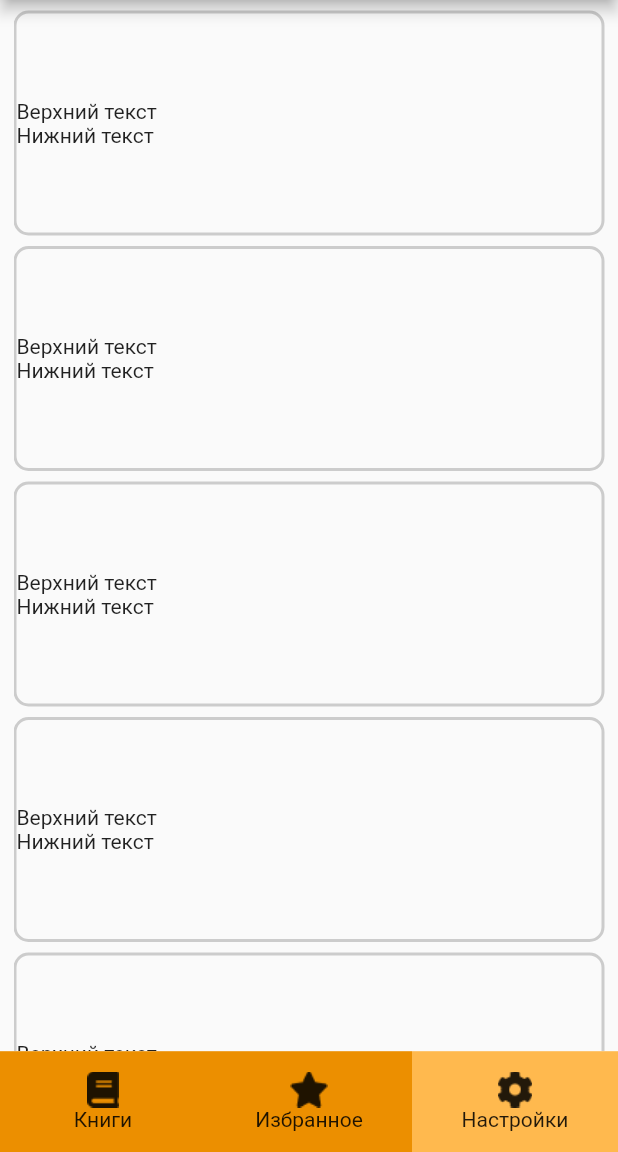
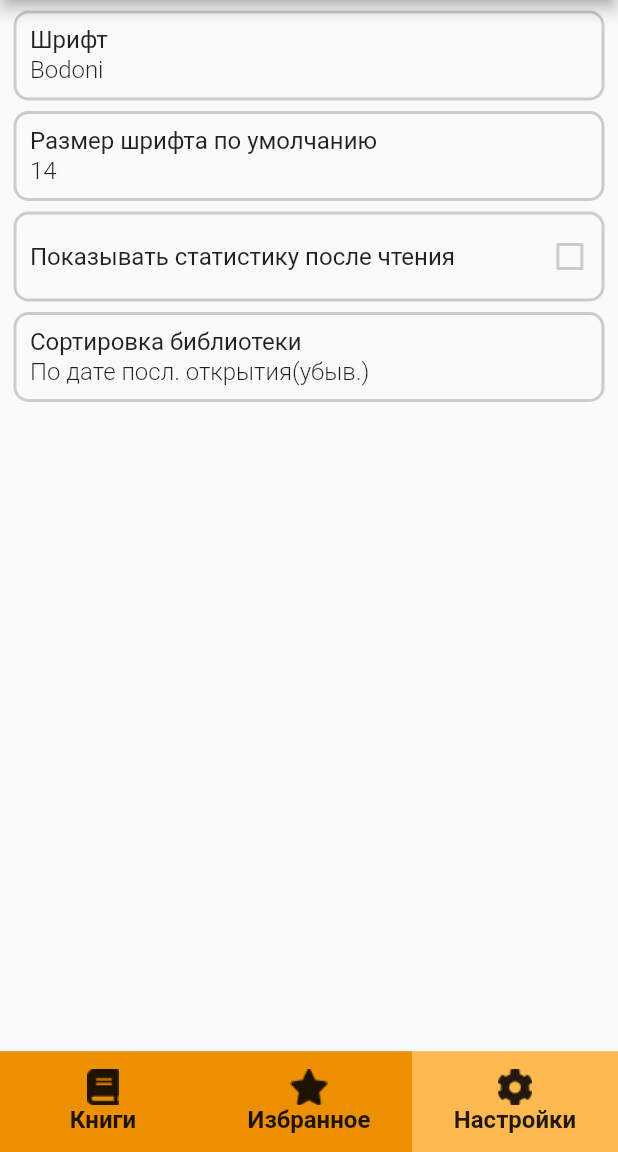
Before and after one commit to Mixalpal/Reader, a Flutter app: the screen it shows after launch, after a tap on "Настройки", on a phone screen of 412 x 824 dp, the part 84-1236 px from its top. Run offline on Flutter 3.47's test engine with Material 2 defaults, Android fonts, the phone set to English and light mode, and no system bars; Roboto replaces fonts that are missing (OpenSans).

Commit message:
feat: сохранение и чтение настроек из файла, диалоговые окна в настройках

```diff
--- a/analysis_options.yaml
+++ b/analysis_options.yaml
@@ -22,6 +22,9 @@ linter:
   # `// ignore_for_file: name_of_lint` syntax on the line or in the file
   # producing the lint.
   rules:
+   prefer_const_constructors : false
+   prefer_const_literals_to_create_immutables : false
+   sort_child_properties_last : false
     # avoid_print: false  # Uncomment to disable the `avoid_print` rule
     # prefer_single_quotes: true  # Uncomment to enable the `prefer_single_quotes` rule
 
--- /dev/null
+++ b/assets/settings.json
@@ -0,0 +1,6 @@
+{
+    "font" : "Bodoni",
+    "fontSize" : 14,
+    "sortingPrinciple" : "По дате посл. открытия(убыв.)",
+    "isChecked" : false
+}
--- a/lib/bookList.dart
+++ b/lib/bookList.dart
@@ -3,6 +3,8 @@ import 'bookWidget.dart';
 
 class BookList extends StatefulWidget {
   const BookList({super.key});
+
+  final String _bookPath = "";
 
   @override
   State<BookList> createState() => _BookList();
--- a/lib/bookWidget.dart
+++ b/lib/bookWidget.dart
@@ -8,33 +8,87 @@ class BookWidget extends StatefulWidget {
 }
 
 class _BookWidget extends State<BookWidget> {
+  void onStarPressed() {}
+
+  final TextStyle mainTextStyle = TextStyle(
+    fontFamily: 'OpenSans',
+    fontSize: 20,
+    fontWeight: FontWeight.w700,
+  );
+  final TextStyle secondaryTextStyle = TextStyle(
+    fontFamily: 'OpenSans',
+    fontSize: 12,
+    fontWeight: FontWeight.w400,
+  );
+
   @override
   Widget build(BuildContext context) {
     return Container(
         height: 150,
-        margin: EdgeInsets.fromLTRB(0, 7, 0, 0),
+        margin: const EdgeInsets.fromLTRB(0, 7, 0, 0),
         decoration: BoxDecoration(
           border: Border.all(
             width: 2,
             color: Color.fromRGBO(204, 204, 204, 1),
           ),
           borderRadius: BorderRadius.circular(10),
-          //color: Color.fromRGBO(204, 204, 204, 1),
         ),
-        child: Column(
+        child: Stack(children: [
+          Row(
             mainAxisSize: MainAxisSize.max,
             mainAxisAlignment: MainAxisAlignment.center,
             crossAxisAlignment: CrossAxisAlignment.stretch,
             children: <Widget>[
-            Row(
-              children: <Widget>[Text("Верхний текст")],
+              Expanded(
+                flex: 115,
+                child: Container(
+                  alignment: Alignment.center,
+                  margin: EdgeInsets.all(5),
+                  decoration: BoxDecoration(
+                    borderRadius: BorderRadius.circular(3),
+                    color: Color.fromRGBO(50, 50, 50, 1),
                   ),
-            Row(
+                ), //Обложка
+              ),
+              Expanded(
+                flex: 227,
+                child: Column(
                   children: <Widget>[
-                Text("Нижний текст"),
+                    Expanded(
+                        flex: 10,
+                        child: Align(
+                          alignment: Alignment.topLeft,
+                          child: Text(
+                            "Название",
+                            textAlign: TextAlign.left,
+                            style: mainTextStyle,
+                          ),
+                        )),
+                    Expanded(
+                        flex: 40,
+                        child: Align(
+                          alignment: Alignment.topLeft,
+                          child: Text(
+                            "Автор",
+                            textAlign: TextAlign.left,
+                            style: secondaryTextStyle,
+                          ),
+                        )),
+                    Expanded(
+                      flex: 10,
+                      child: Text("ProgressBarздесьбудет"),
+                    ),
                   ],
                 ),
+              ),
             ],
-        ));
+          ),
+          Align(
+              alignment: Alignment.topRight,
+              child: IconButton(
+                onPressed: onStarPressed,
+                icon: Icon(Icons.star),
+              ))
+        ]));
   }
 }
--- a/lib/main.dart
+++ b/lib/main.dart
@@ -15,8 +15,9 @@ class MyApp extends StatelessWidget {
     return MaterialApp(
       title: 'Flutter Demo',
       theme: ThemeData(
-          //primaryColor: const Color.fromRGBO(255, 185, 78, 1),
-          ),
+        primaryColor: const Color.fromRGBO(255, 185, 78, 1),
+        unselectedWidgetColor: Color.fromRGBO(204, 204, 204, 1),
+      ),
       home: const NavBar(),
     );
   }
--- a/lib/navBar.dart
+++ b/lib/navBar.dart
@@ -1,6 +1,13 @@
 import 'package:flutter/material.dart';
+import 'package:flutter/services.dart';
 import 'package:flutter_application_1/bookList.dart';
-import 'bookWidget.dart';
+import 'package:flutter_application_1/settings/settings.dart';
+import 'package:flutter_application_1/settings/settingsJson.dart';
+import 'package:json_annotation/json_annotation.dart';
+import 'dart:io';
+import 'dart:convert';
+import 'dart:async';
+import 'package:path_provider/path_provider.dart';
 
 class NavBar extends StatefulWidget {
   const NavBar({super.key});
@@ -11,27 +18,31 @@ class NavBar extends StatefulWidget {
 
 class _NavBar extends State<NavBar> {
   int _selectedIndex = 0;
-  static const TextStyle optionStyle =
-      TextStyle(fontSize: 30, fontWeight: FontWeight.bold);
-  static const List<Widget> _widgetOptions = <Widget>[
-    Text(
-      'Здесь будут книги',
-      style: optionStyle,
-    ),
-    Text(
-      'Здесь будет избранное',
-      style: optionStyle,
-    ),
-    Text(
-      'Здесь будут настройки',
-      style: optionStyle,
-    ),
-  ];
+  String _sortingPrinciple = '';
+
+  static const TextStyle optionStyle = TextStyle(
+    fontFamily: 'OpenSans',
+    fontSize: 16,
+    fontWeight: FontWeight.w700,
+  );
 
   void _onItemTapped(int index) {
     setState(() {
       _selectedIndex = index;
     });
+  }
+
+  Widget getBody() {
+    switch (_selectedIndex) {
+      case 0:
+        return BookList();
+      case 1:
+        return BookList();
+      case 2:
+        return Settings();
+      default:
+        return Text("Что-то пошло не так");
+    }
   }
 
   @override
@@ -49,14 +60,11 @@ class _NavBar extends State<NavBar> {
             Expanded(
               flex: 9125,
               child: Row(
-                //mainAxisAlignment: MainAxisAlignment.center,
-                //mainAxisSize: MainAxisSize.max,
                 children: <Widget>[
                   Container(
-                    //height: ,
                     padding: const EdgeInsets.fromLTRB(9, 0, 9, 0),
                     width: MediaQuery.of(context).size.width,
-                    child: BookList(),
+                    child: getBody(),
                   ),
                 ],
               ),
@@ -68,7 +76,6 @@ class _NavBar extends State<NavBar> {
                 mainAxisSize: MainAxisSize.max,
                 children: <Widget>[
                   Container(
-                    //width: MediaQuery.of(context).size.width / 3,
                     color: (_selectedIndex == 0)
                         ? const Color.fromRGBO(255, 185, 78, 1)
                         : const Color.fromRGBO(236, 143, 0, 1),
@@ -85,6 +92,7 @@ class _NavBar extends State<NavBar> {
                             Text(
                               "Книги",
                               textAlign: TextAlign.center,
+                              style: optionStyle,
                             ),
                           ],
                         ),
@@ -106,6 +114,7 @@ class _NavBar extends State<NavBar> {
                             Text(
                               "Избранное",
                               textAlign: TextAlign.center,
+                              style: optionStyle,
                             ),
                           ],
                           mainAxisSize: MainAxisSize.max,
@@ -131,6 +140,7 @@ class _NavBar extends State<NavBar> {
                             Text(
                               "Настройки",
                               textAlign: TextAlign.center,
+                              style: optionStyle,
                             ),
                           ],
                           mainAxisSize: MainAxisSize.max,
--- /dev/null
+++ b/lib/settings/fontDialog.dart
@@ -0,0 +1,15 @@
+import 'package:flutter/material.dart';
+
+class FontDialog extends StatefulWidget {
+  const FontDialog({super.key});
+
+  @override
+  State<FontDialog> createState() => _FontDialog();
+}
+
+class _FontDialog extends State<FontDialog> {
+  @override
+  Widget build(BuildContext context) {
+    return Text("CHTO ");
+  }
+}
--- /dev/null
+++ b/lib/settings/settings.dart
@@ -0,0 +1,352 @@
+import 'package:flutter/material.dart';
+import 'package:flutter_application_1/settings/fontDialog.dart';
+import 'dart:convert';
+import 'dart:io';
+import 'package:flutter/services.dart';
+import 'package:flutter_application_1/settings/settingsJson.dart';
+import 'package:path_provider/path_provider.dart';
+
+class Settings extends StatefulWidget {
+  const Settings({super.key});
+
+  @override
+  State<Settings> createState() => _Settings();
+}
+
+class _Settings extends State<Settings> {
+  SettingsJson _settingsJson =
+      SettingsJson("Загружаем данные", 65535, "Загружаем данные", false);
+
+  final TextStyle mainTextStyle = TextStyle(
+    fontFamily: 'OpenSans',
+    fontSize: 16,
+    fontWeight: FontWeight.w400,
+  );
+  final TextStyle secondaryTextStyle = TextStyle(
+    fontFamily: 'OpenSans',
+    fontSize: 16,
+    fontWeight: FontWeight.w300,
+  );
+
+  Future<void> readAssetJson() async {
+    final String response = await rootBundle.loadString('assets/settings.json');
+    final data = await json.decode(response);
+    setState(() {
+      _settingsJson.isChecked = data["isChecked"];
+      _settingsJson.font = data["font"];
+      _settingsJson.fontSize = data["fontSize"];
+      _settingsJson.sortingPrinciple = data["sortingPrinciple"];
+    });
+    _settingsJson.writeJson();
+  }
+
+  Future<void> readFileSystemJson() async {
+    final directory = await getApplicationDocumentsDirectory();
+    final path = directory.path;
+    final file = File('$path/settings.json');
+    if (await file.exists()) {
+      final content = await file.readAsString();
+      setState(() {
+        _settingsJson = SettingsJson.fromJson(jsonDecode(content));
+      });
+      return;
+    }
+    readAssetJson();
+    return;
+  }
+
+  @override
+  void initState() {
+    Future.delayed(Duration.zero, () async {
+      readFileSystemJson();
+    });
+    super.initState();
+  }
+
+  void _showSimpleDialog(int type) {
+    showDialog(
+        context: context,
+        builder: (context) {
+          switch (type) {
+            case 0:
+              return SimpleDialog(
+                title: Text('Выберите шрифт'),
+                children: <Widget>[
+                  SimpleDialogOption(
+                    onPressed: () {
+                      setState(() {
+                        _settingsJson.font = 'Bodoni';
+                        _settingsJson.writeJson();
+                      });
+                      Navigator.pop(context);
+                    },
+                    child: const Text('Bodoni'),
+                  ),
+                  SimpleDialogOption(
+                    onPressed: () {
+                      setState(() {
+                        _settingsJson.font = 'PT Sans';
+                        _settingsJson.writeJson();
+                      });
+                      Navigator.pop(context);
+                    },
+                    child: const Text('PT Sans'),
+                  ),
+                  SimpleDialogOption(
+                    onPressed: () {
+                      setState(() {
+                        _settingsJson.font = 'Tahoma';
+                        _settingsJson.writeJson();
+                      });
+                      Navigator.pop(context);
+                    },
+                    child: const Text('Tahoma'),
+                  ),
+                  SimpleDialogOption(
+                    onPressed: () {
+                      setState(() {
+                        _settingsJson.font = 'PT Serif';
+                        _settingsJson.writeJson();
+                      });
+                      Navigator.pop(context);
+                    },
+                    child: const Text('PT Serif'),
+                  ),
+                  SimpleDialogOption(
+                    onPressed: () {
+                      setState(() {
+                        _settingsJson.font = 'Arial Rounded MT Bold';
+                        _settingsJson.writeJson();
+                      });
+                      Navigator.pop(context);
+                    },
+                    child: const Text('Arial Rounded MT Bold'),
+                  ),
+                ],
+              );
+            case 1:
+              return SimpleDialog(
+                title: Text('Выберите способ сортировки библиотеки'),
+                children: <Widget>[
+                  SimpleDialogOption(
+                    onPressed: () {
+                      setState(() {
+                        _settingsJson.sortingPrinciple =
+                            'По дате посл. открытия (убыв.)';
+                        _settingsJson.writeJson();
+                      });
+                      Navigator.pop(context);
+                    },
+                    child: const Text('По дате посл. открытия (убыв.)'),
+                  ),
+                  SimpleDialogOption(
+                    onPressed: () {
+                      setState(() {
+                        _settingsJson.sortingPrinciple =
+                            'По дате посл. открытия (возр.)';
+                        _settingsJson.writeJson();
+                      });
+                      Navigator.pop(context);
+                    },
+                    child: const Text('По дате посл. открытия (возр.)'),
+                  ),
+                  SimpleDialogOption(
+                    onPressed: () {
+                      setState(() {
+                        _settingsJson.sortingPrinciple = 'По названию';
+                        _settingsJson.writeJson();
+                      });
+                      Navigator.pop(context);
+                    },
+                    child: const Text('По названию'),
+                  ),
+                  SimpleDialogOption(
+                    onPressed: () {
+                      setState(() {
+                        _settingsJson.sortingPrinciple = 'По автору';
+                        _settingsJson.writeJson();
+                      });
+                      Navigator.pop(context);
+                    },
+                    child: const Text('По автору'),
+                  ),
+                ],
+              );
+            default:
+              return Text("Произошла ошибка. Перезапустите приложение");
+          }
+        });
+  }
+
+  @override
+  Widget build(BuildContext context) {
+    return ListView(scrollDirection: Axis.vertical, children: <Widget>[
+      GestureDetector(
+        onTap: () => {_showSimpleDialog(0)},
+        child: Container(
+          height: 60,
+          margin: const EdgeInsets.fromLTRB(0, 7, 0, 0),
+          decoration: BoxDecoration(
+            border: Border.all(
+              width: 2,
+              color: Color.fromRGBO(204, 204, 204, 1),
+            ),
+            borderRadius: BorderRadius.circular(10),
+          ),
+          child: Column(
+            children: [
+              Expanded(
+                  flex: 1,
+                  child: Align(
+                    alignment: Alignment.topLeft,
+                    child: Container(
+                      margin: EdgeInsets.fromLTRB(9, 8, 0, 0),
+                      child: Text(
+                        "Шрифт",
+                        style: mainTextStyle,
+                      ),
+                    ),
+                  )),
+              Expanded(
+                  flex: 1,
+                  child: Align(
+                    alignment: Alignment.topLeft,
+                    child: Container(
+                      margin: EdgeInsets.fromLTRB(9, 0, 0, 0),
+                      child: Text(
+                        _settingsJson.font,
+                        style: secondaryTextStyle,
+                      ),
+                    ),
+                  )),
+            ],
+          ),
+        ),
+      ),
+      Container(
+        height: 60,
+        margin: const EdgeInsets.fromLTRB(0, 7, 0, 0),
+        decoration: BoxDecoration(
+          border: Border.all(
+            width: 2,
+            color: Color.fromRGBO(204, 204, 204, 1),
+          ),
+          borderRadius: BorderRadius.circular(10),
+        ),
+        child: Column(
+          children: [
+            Expanded(
+                flex: 1,
+                child: Align(
+                  alignment: Alignment.topLeft,
+                  child: Container(
+                    margin: EdgeInsets.fromLTRB(9, 8, 0, 0),
+                    child: Text(
+                      "Размер шрифта по умолчанию",
+                      style: mainTextStyle,
+                    ),
+                  ),
+                )),
+            Expanded(
+                flex: 1,
+                child: Align(
+                  alignment: Alignment.topLeft,
+                  child: Container(
+                    margin: EdgeInsets.fromLTRB(9, 0, 0, 0),
+                    child: Text(
+                      _settingsJson.fontSize.toString(),
+                      style: secondaryTextStyle,
+                    ),
+                  ),
+                )),
+          ],
+        ),
+      ),
+      Container(
+        height: 60,
+        margin: const EdgeInsets.fromLTRB(0, 7, 0, 0),
+        decoration: BoxDecoration(
+          border: Border.all(
+            width: 2,
+            color: Color.fromRGBO(204, 204, 204, 1),
+          ),
+          borderRadius: BorderRadius.circular(10),
+        ),
+        child: Row(
+          children: [
+            Expanded(
+                flex: 305,
+                child: Align(
+                  alignment: Alignment.centerLeft,
+                  child: Container(
+                    margin: EdgeInsets.fromLTRB(9, 0, 0, 0),
+                    child: Text(
+                      "Показывать статистику после чтения",
+                      maxLines: 2,
+                      style: mainTextStyle,
+                    ),
+                  ),
+                )),
+            Expanded(
+                flex: 37,
+                child: Align(
+                  alignment: Alignment.center,
+                  child: Checkbox(
+                      checkColor: Color.fromRGBO(255, 255, 255, 1),
+                      activeColor: Color.fromRGBO(236, 143, 0, 1),
+                      value: _settingsJson.isChecked,
+                      onChanged: (bool? value) {
+                        setState(() {
+                          _settingsJson.isChecked = value!;
+                          _settingsJson.writeJson();
+                        });
+                      }),
+                )),
+          ],
+        ),
+      ),
+      GestureDetector(
+        onTap: () => {_showSimpleDialog(1)},
+        child: Container(
+          height: 60,
+          margin: const EdgeInsets.fromLTRB(0, 7, 0, 0),
+          decoration: BoxDecoration(
+            border: Border.all(
+              width: 2,
+              color: Color.fromRGBO(204, 204, 204, 1),
+            ),
+            borderRadius: BorderRadius.circular(10),
+          ),
+          child: Column(
+            children: [
+              Expanded(
+                  flex: 1,
+                  child: Align(
+                    alignment: Alignment.topLeft,
+                    child: Container(
+                      margin: EdgeInsets.fromLTRB(9, 8, 0, 0),
+                      child: Text(
+                        "Сортировка библиотеки",
+                        style: mainTextStyle,
+                      ),
+                    ),
+                  )),
+              Expanded(
+                  flex: 1,
+                  child: Align(
+                    alignment: Alignment.topLeft,
+                    child: Container(
+                      margin: EdgeInsets.fromLTRB(9, 0, 0, 0),
+                      child: Text(
+                        _settingsJson.sortingPrinciple,
+                        style: secondaryTextStyle,
+                      ),
+                    ),
+                  )),
+            ],
+          ),
+        ),
+      ),
+    ]);
+  }
+}
--- /dev/null
+++ b/lib/settings/settingsJson.dart
@@ -0,0 +1,67 @@
+import 'package:json_annotation/json_annotation.dart';
+import 'dart:io';
+import 'dart:convert';
+import 'package:flutter/services.dart';
+import 'dart:async';
+import 'package:path_provider/path_provider.dart';
+part 'settingsJson.g.dart';
+
+@JsonSerializable()
+class SettingsJson {
+  late String font;
+  late int fontSize;
+  late String sortingPrinciple;
+  late bool isChecked;
+
+  //SettingsJson(this.font, this.fontSize, this.sortingPrinciple, this.isChecked);
+  SettingsJson(
+      this.font, this.fontSize, this.sortingPrinciple, this.isChecked) {
+    create();
+  }
+
+  void create() async {
+    String path = await _localPath;
+    if (await File('$path/settings.json').exists() == false) {
+      final String response =
+          await rootBundle.loadString('assets/settings.json');
+      final data = await json.decode(response);
+      isChecked = data["isChecked"];
+      font = data["font"];
+      fontSize = data["fontSize"];
+      sortingPrinciple = data["sortingPrinciple"];
+    } else {
+      final file = await _localFile;
+      final contents = await file.readAsString();
+
+      Map<String, dynamic> jsonMap = jsonDecode(contents);
+      SettingsJson json = SettingsJson.fromJson(jsonMap);
+      font = json.font;
+      fontSize = json.fontSize;
+      isChecked = json.isChecked;
+      sortingPrinciple = json.sortingPrinciple;
+    }
+  }
+
+  factory SettingsJson.fromJson(Map<String, dynamic> json) =>
+      _$SettingsJsonFromJson(json);
+  Map<String, dynamic> toJson() => _$SettingsJsonToJson(this);
+
+  Future<String> get _localPath async {
+    final directory = await getApplicationDocumentsDirectory();
+    return directory.path;
+  }
+
+  Future<File> get _localFile async {
+    final path = await _localPath;
+    return File('$path/settings.json');
+  }
+
+  Future<File> writeJson() async {
+    final file = await _localFile;
+
+    return file.writeAsString(jsonEncode(this));
+  }
+
+  // factory SettingsJson.fromJson(dynamic json) {
+  // return SettingsJson(json['font'] as String, json['fontSize'] as int, json['sortingPrinciple'] as String, json['isChecked'] as bool);
+}
```
Also changed, not shown: lib/mainPage.dart (deleted, +0 -13 lines), pubspec.yaml (+18 -1 lines), assets/fonts/OpenSans-Italic.ttf (added), assets/fonts/OpenSans.ttf (added), lib/settings/settingsJson.g.dart (added), pubspec.lock, 1 other file. Lines whose indentation alone changed are shown as unchanged.
